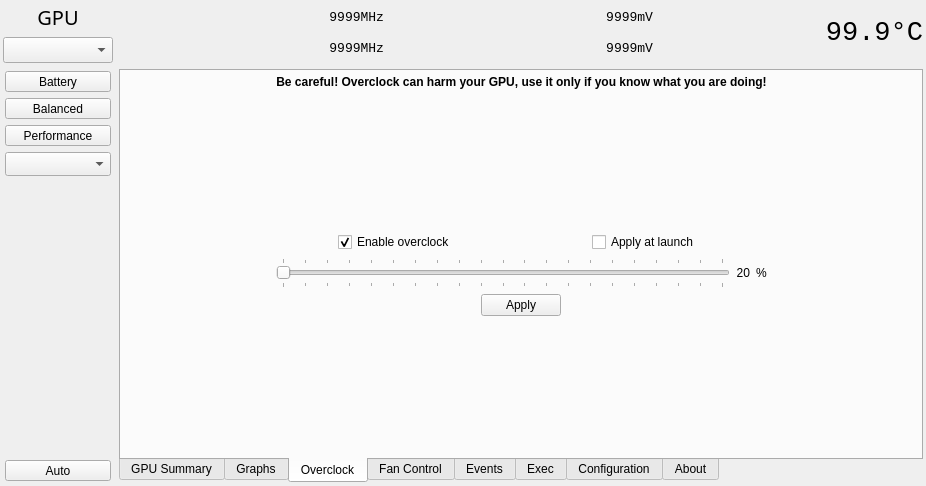
Before: the Qt Designer form radeon-profile/radeon_profile.ui in marazmista/radeon-profile, drawn with Qt 5.
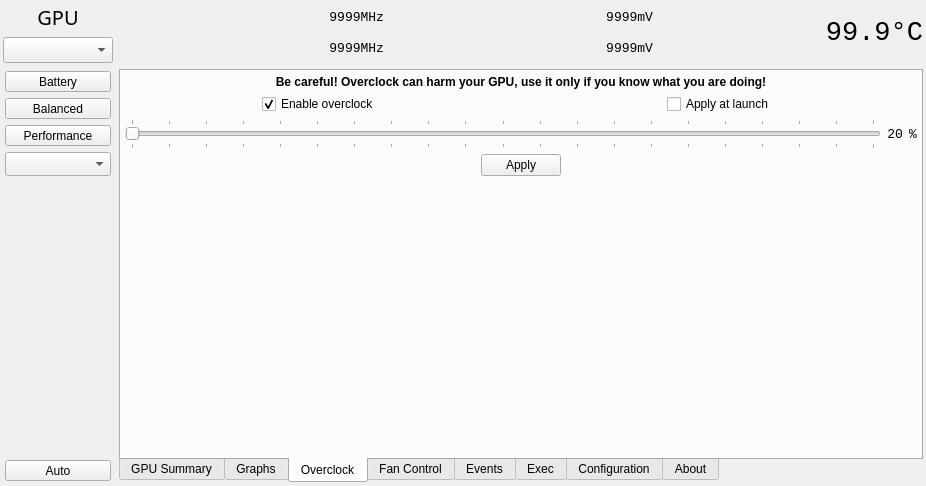
After: the same form once the commit is applied. The open tabs and pages were chosen to show the change. Icons and pictures are not drawn.

Commit message: modified temperature record in gpucurrentlist, modified oc ui

The edit to the form file:
```diff
--- a/radeon-profile/radeon_profile.ui
+++ b/radeon-profile/radeon_profile.ui
@@ -987,9 +987,23 @@
         <property name="bottomMargin">
          <number>4</number>
         </property>
-        <item row="0" column="0">
-         <layout class="QHBoxLayout" name="horizontalLayout_13">
-          <item>
+        <property name="spacing">
+         <number>5</number>
+        </property>
+        <item row="4" column="1">
+         <widget class="QPushButton" name="btn_applyOverclock">
+          <property name="maximumSize">
+           <size>
+            <width>100</width>
+            <height>16777215</height>
+           </size>
+          </property>
+          <property name="text">
+           <string>Apply</string>
+          </property>
+         </widget>
+        </item>
+        <item row="4" column="0">
            <spacer name="horizontalSpacer_5">
             <property name="orientation">
              <enum>Qt::Horizontal</enum>
@@ -1002,59 +1016,20 @@
             </property>
            </spacer>
           </item>
-          <item>
-           <layout class="QVBoxLayout" name="verticalLayout_17">
-            <item>
-             <widget class="QLabel" name="label_8">
-              <property name="font">
-               <font>
-                <weight>75</weight>
-                <bold>true</bold>
-               </font>
-              </property>
-              <property name="text">
-               <string>Be careful! Overclock can harm your GPU, use it only if you know what you are doing!</string>
-              </property>
-              <property name="alignment">
-               <set>Qt::AlignHCenter|Qt::AlignTop</set>
-              </property>
-             </widget>
-            </item>
-            <item>
-             <spacer name="verticalSpacer_3">
+        <item row="4" column="2">
+         <spacer name="horizontalSpacer_6">
               <property name="orientation">
-               <enum>Qt::Vertical</enum>
+           <enum>Qt::Horizontal</enum>
               </property>
               <property name="sizeHint" stdset="0">
                <size>
-                <width>20</width>
-                <height>40</height>
+            <width>40</width>
+            <height>20</height>
                </size>
               </property>
              </spacer>
             </item>
-            <item>
-             <layout class="QHBoxLayout" name="horizontalLayout_12">
-              <item alignment="Qt::AlignHCenter">
-               <widget class="QCheckBox" name="cb_enableOverclock">
-                <property name="text">
-                 <string>Enable overclock</string>
-                </property>
-                <property name="checked">
-                 <bool>true</bool>
-                </property>
-               </widget>
-              </item>
-              <item alignment="Qt::AlignHCenter">
-               <widget class="QCheckBox" name="cb_overclockAtLaunch">
-                <property name="text">
-                 <string>Apply at launch</string>
-                </property>
-               </widget>
-              </item>
-             </layout>
-            </item>
-            <item>
+        <item row="3" column="0" colspan="3">
              <layout class="QHBoxLayout" name="horizontalLayout_11">
               <item>
                <widget class="QSlider" name="slider_overclock">
@@ -1073,15 +1048,12 @@
                   <height>30</height>
                  </size>
                 </property>
-                <property name="maximumSize">
-                 <size>
-                  <width>500</width>
-                  <height>30</height>
-                 </size>
-                </property>
                 <property name="maximum">
                  <number>20</number>
                 </property>
+            <property name="pageStep">
+             <number>5</number>
+            </property>
                 <property name="orientation">
                  <enum>Qt::Horizontal</enum>
                 </property>
@@ -1095,6 +1067,12 @@
               </item>
               <item>
                <widget class="QLabel" name="label_overclockPercentage">
+            <property name="font">
+             <font>
+              <family>Monospace</family>
+              <pointsize>10</pointsize>
+             </font>
+            </property>
                 <property name="text">
                  <string notr="true">20</string>
                 </property>
@@ -1105,6 +1083,12 @@
               </item>
               <item>
                <widget class="QLabel" name="label_19">
+            <property name="font">
+             <font>
+              <family>Monospace</family>
+              <pointsize>10</pointsize>
+             </font>
+            </property>
                 <property name="text">
                  <string notr="true">%</string>
                 </property>
@@ -1112,61 +1096,55 @@
               </item>
              </layout>
             </item>
+        <item row="2" column="0" colspan="3">
+         <layout class="QHBoxLayout" name="horizontalLayout_12">
             <item alignment="Qt::AlignHCenter">
-             <widget class="QPushButton" name="btn_applyOverclock">
-              <property name="maximumSize">
-               <size>
-                <width>100</width>
-                <height>16777215</height>
-               </size>
-              </property>
+           <widget class="QCheckBox" name="cb_enableOverclock">
               <property name="text">
-               <string>Apply</string>
+             <string>Enable overclock</string>
+            </property>
+            <property name="checked">
+             <bool>true</bool>
               </property>
              </widget>
             </item>
-            <item>
-             <spacer name="verticalSpacer_4">
-              <property name="orientation">
-               <enum>Qt::Vertical</enum>
-              </property>
-              <property name="sizeHint" stdset="0">
-               <size>
-                <width>20</width>
-                <height>40</height>
-               </size>
-              </property>
-             </spacer>
+          <item alignment="Qt::AlignHCenter">
+           <widget class="QCheckBox" name="cb_overclockAtLaunch">
+            <property name="text">
+             <string>Apply at launch</string>
+            </property>
+           </widget>
             </item>
            </layout>
           </item>
-          <item>
-           <spacer name="horizontalSpacer_6">
-            <property name="orientation">
-             <enum>Qt::Horizontal</enum>
-            </property>
-            <property name="sizeHint" stdset="0">
-             <size>
-              <width>40</width>
-              <height>20</height>
-             </size>
-            </property>
-           </spacer>
-          </item>
-          <item>
+        <item row="0" column="0" colspan="3">
+         <widget class="QLabel" name="label_8">
+          <property name="font">
+           <font>
+            <weight>75</weight>
+            <bold>true</bold>
+           </font>
+          </property>
+          <property name="text">
+           <string>Be careful! Overclock can harm your GPU, use it only if you know what you are doing!</string>
+          </property>
+          <property name="alignment">
+           <set>Qt::AlignHCenter|Qt::AlignTop</set>
+          </property>
+         </widget>
+        </item>
+        <item row="7" column="0" colspan="3">
            <spacer name="verticalSpacer_2">
             <property name="orientation">
              <enum>Qt::Vertical</enum>
             </property>
             <property name="sizeHint" stdset="0">
              <size>
-              <width>0</width>
-              <height>0</height>
+            <width>20</width>
+            <height>40</height>
              </size>
             </property>
            </spacer>
-          </item>
-         </layout>
         </item>
        </layout>
       </widget>
```
Lines whose indentation alone changed are shown as unchanged. The commit also changes 5 other files.
